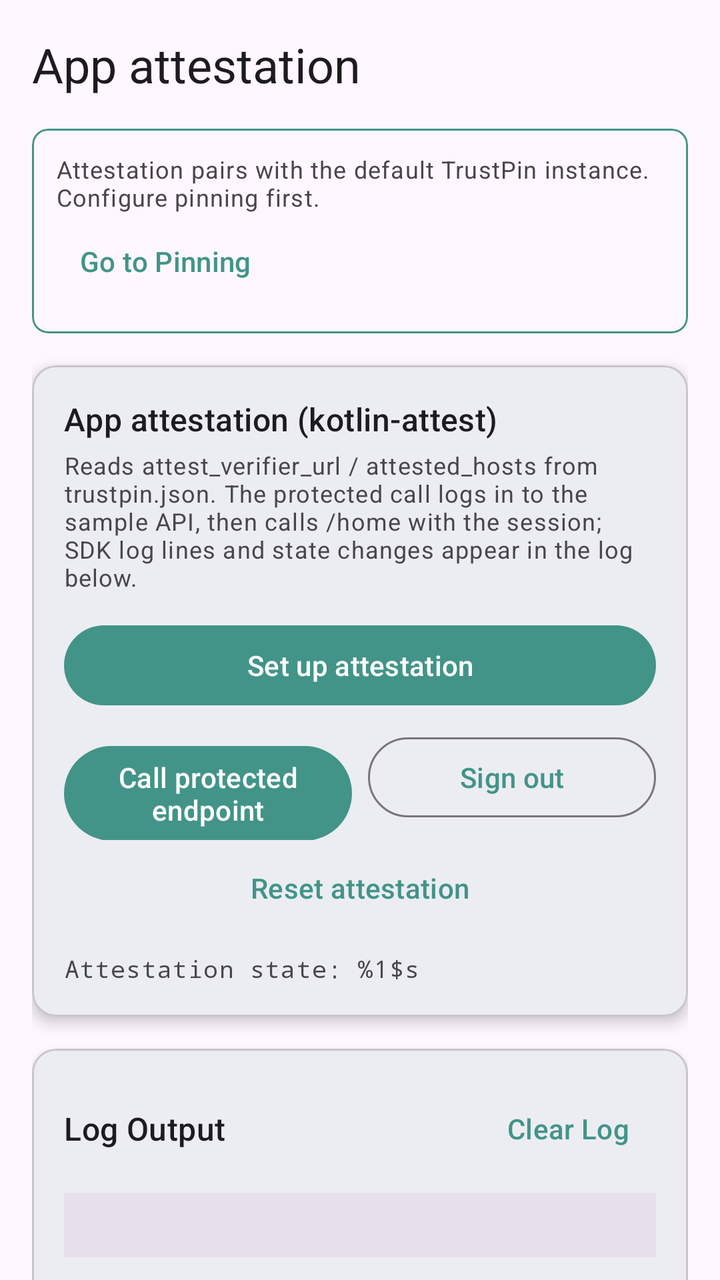
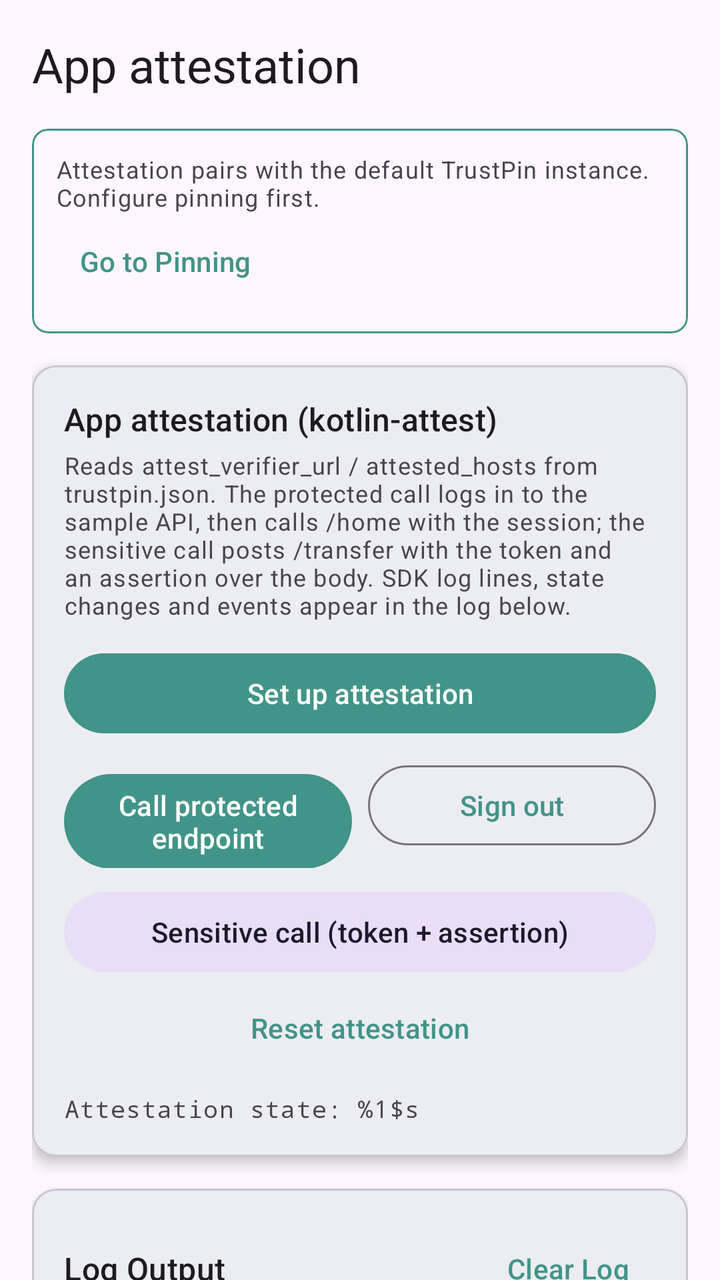

The first picture is an Android layout as it rendered before a commit; the second is the same layout after the commit. The layout source and the unified diff follow.
<!-- AndroidManifest.xml: application theme Theme.TrustPinSample -->
<!-- res/layout/tab_attestation.xml -->
<?xml version="1.0" encoding="utf-8"?>
<androidx.core.widget.NestedScrollView xmlns:android="http://schemas.android.com/apk/res/android"
    xmlns:app="http://schemas.android.com/apk/res-auto"
    android:layout_width="match_parent"
    android:layout_height="match_parent"
    android:fillViewport="true">

    <LinearLayout
        android:layout_width="match_parent"
        android:layout_height="wrap_content"
        android:orientation="vertical"
        android:padding="16dp">

        <TextView
            android:layout_width="match_parent"
            android:layout_height="wrap_content"
            android:layout_marginBottom="16dp"
            android:text="@string/tab_attestation_title"
            android:textAppearance="@style/TextAppearance.Material3.HeadlineSmall" />

        
        <com.google.android.material.card.MaterialCardView
            android:id="@+id/pinningRequiredBanner"
            android:layout_width="match_parent"
            android:layout_height="wrap_content"
            android:layout_marginBottom="16dp"
            app:cardCornerRadius="8dp"
            app:cardElevation="0dp"
            app:strokeColor="@color/md_theme_light_primary"
            app:strokeWidth="1dp">

            <LinearLayout
                android:layout_width="match_parent"
                android:layout_height="wrap_content"
                android:orientation="vertical"
                android:padding="12dp">

                <TextView
                    android:layout_width="match_parent"
                    android:layout_height="wrap_content"
                    android:text="@string/attestation_needs_pinning"
                    android:textAppearance="@style/TextAppearance.Material3.BodySmall" />

                <com.google.android.material.button.MaterialButton
                    android:id="@+id/btnGoToPinning"
                    style="@style/Widget.Material3.Button.TextButton"
                    android:layout_width="wrap_content"
                    android:layout_height="wrap_content"
                    android:text="@string/attestation_go_to_pinning" />
            </LinearLayout>
        </com.google.android.material.card.MaterialCardView>

        <com.google.android.material.card.MaterialCardView
            android:layout_width="match_parent"
            android:layout_height="wrap_content"
            android:layout_marginBottom="16dp"
            app:cardElevation="4dp">

            <LinearLayout
                android:layout_width="match_parent"
                android:layout_height="wrap_content"
                android:orientation="vertical"
                android:padding="16dp">

                <TextView
                    android:layout_width="match_parent"
                    android:layout_height="wrap_content"
                    android:text="@string/attestation_title"
                    android:textAppearance="@style/TextAppearance.Material3.TitleMedium" />

                <TextView
                    android:layout_width="match_parent"
                    android:layout_height="wrap_content"
                    android:layout_marginTop="4dp"
                    android:text="@string/attestation_caption"
                    android:textAppearance="@style/TextAppearance.Material3.BodySmall"
                    android:textColor="?android:attr/textColorSecondary" />

                <com.google.android.material.button.MaterialButton
                    android:id="@+id/btnSetupAttestation"
                    android:layout_width="match_parent"
                    android:layout_height="wrap_content"
                    android:layout_marginTop="12dp"
                    android:text="@string/attestation_setup" />

                <LinearLayout
                    android:layout_width="match_parent"
                    android:layout_height="wrap_content"
                    android:layout_marginTop="8dp"
                    android:orientation="horizontal">

                    <com.google.android.material.button.MaterialButton
                        android:id="@+id/btnCallProtected"
                        android:layout_width="0dp"
                        android:layout_height="wrap_content"
                        android:layout_weight="1"
                        android:text="@string/attestation_call_protected" />

                    <com.google.android.material.button.MaterialButton
                        android:id="@+id/btnSignOut"
                        style="@style/Widget.Material3.Button.OutlinedButton"
                        android:layout_width="0dp"
                        android:layout_height="wrap_content"
                        android:layout_marginStart="8dp"
                        android:layout_weight="1"
                        android:text="@string/attestation_sign_out" />
                </LinearLayout>

                <com.google.android.material.button.MaterialButton
                    android:id="@+id/btnResetAttestation"
                    style="@style/Widget.Material3.Button.TextButton"
                    android:layout_width="match_parent"
                    android:layout_height="wrap_content"
                    android:text="@string/attestation_reset" />

                <TextView
                    android:id="@+id/tvAttestationState"
                    android:layout_width="match_parent"
                    android:layout_height="wrap_content"
                    android:layout_marginTop="8dp"
                    android:fontFamily="monospace"
                    android:text="@string/attestation_state"
                    android:textAppearance="@style/TextAppearance.Material3.BodySmall" />
            </LinearLayout>
        </com.google.android.material.card.MaterialCardView>

        <include
            android:id="@+id/logCard"
            layout="@layout/card_log" />

    </LinearLayout>
</androidx.core.widget.NestedScrollView>
<!-- res/layout/card_log.xml (included above) -->
<?xml version="1.0" encoding="utf-8"?>
<com.google.android.material.card.MaterialCardView xmlns:android="http://schemas.android.com/apk/res/android"
    xmlns:app="http://schemas.android.com/apk/res-auto"
    android:layout_width="match_parent"
    android:layout_height="wrap_content"
    app:cardElevation="4dp">

    <LinearLayout
        android:layout_width="match_parent"
        android:layout_height="wrap_content"
        android:orientation="vertical"
        android:padding="16dp">

        <LinearLayout
            android:layout_width="match_parent"
            android:layout_height="wrap_content"
            android:gravity="center_vertical"
            android:orientation="horizontal">

            <TextView
                android:layout_width="0dp"
                android:layout_height="wrap_content"
                android:layout_weight="1"
                android:text="@string/log_output"
                android:textAppearance="@style/TextAppearance.Material3.TitleMedium" />

            <com.google.android.material.button.MaterialButton
                android:id="@+id/btnClearLog"
                style="@style/Widget.Material3.Button.TextButton"
                android:layout_width="wrap_content"
                android:layout_height="wrap_content"
                android:text="@string/clear_log" />
        </LinearLayout>

        <androidx.core.widget.NestedScrollView
            android:id="@+id/logScroll"
            android:layout_width="match_parent"
            android:layout_height="280dp"
            android:layout_marginTop="8dp"
            android:saveEnabled="false">

            <TextView
                android:id="@+id/tvLogOutput"
                android:layout_width="match_parent"
                android:layout_height="wrap_content"
                android:background="?attr/colorSurfaceVariant"
                android:fontFamily="monospace"
                android:padding="8dp"
                android:textColor="?attr/colorOnSurfaceVariant"
                android:textIsSelectable="true"
                android:textSize="12sp" />
        </androidx.core.widget.NestedScrollView>
    </LinearLayout>
</com.google.android.material.card.MaterialCardView>
<!-- resources referenced by this layout -->
<resources>
  <color name="md_theme_light_primary">#429488</color>
  <string name="attestation_call_protected">Call protected endpoint</string>
  <string name="attestation_caption">Reads attest_verifier_url / attested_hosts from trustpin.json. The protected call logs in to the sample API, then calls /home with the session; SDK log lines and state changes appear in the log below.</string>
  <string name="attestation_go_to_pinning">Go to Pinning</string>
  <string name="attestation_needs_pinning">Attestation pairs with the default TrustPin instance. Configure pinning first.</string>
  <string name="attestation_reset">Reset attestation</string>
  <string name="attestation_setup">Set up attestation</string>
  <string name="attestation_sign_out">Sign out</string>
  <string name="attestation_state">Attestation state: %1$s</string>
  <string name="attestation_title">App attestation (kotlin-attest)</string>
  <string name="clear_log">Clear Log</string>
  <string name="log_output">Log Output</string>
  <string name="tab_attestation_title">App attestation</string>
  <style name="Theme.TrustPinSample" parent="Base.Theme.TrustPinSample" />
  <style name="Base.Theme.TrustPinSample" parent="Theme.Material3.DayNight">
          
          <item name="colorPrimary">@color/md_theme_light_primary</item>
      </style>
</resources>

<!-- the commit's change to res/layout/tab_attestation.xml (unified diff, before → after) -->
@@ -107,6 +107,14 @@
                 </LinearLayout>
 
                 <com.google.android.material.button.MaterialButton
+                    android:id="@+id/btnCallSensitive"
+                    style="@style/Widget.Material3.Button.TonalButton"
+                    android:layout_width="match_parent"
+                    android:layout_height="wrap_content"
+                    android:layout_marginTop="8dp"
+                    android:text="@string/attestation_call_sensitive" />
+
+                <com.google.android.material.button.MaterialButton
                     android:id="@+id/btnResetAttestation"
                     style="@style/Widget.Material3.Button.TextButton"
                     android:layout_width="match_parent"
<!-- resource entries referenced after the edit -->
@@ -2,7 +2,8 @@
 <resources>
   <color name="md_theme_light_primary">#429488</color>
   <string name="attestation_call_protected">Call protected endpoint</string>
-  <string name="attestation_caption">Reads attest_verifier_url / attested_hosts from trustpin.json. The protected call logs in to the sample API, then calls /home with the session; SDK log lines and state changes appear in the log below.</string>
+  <string name="attestation_call_sensitive">Sensitive call (token + assertion)</string>
+  <string name="attestation_caption">Reads attest_verifier_url / attested_hosts from trustpin.json. The protected call logs in to the sample API, then calls /home with the session; the sensitive call posts /transfer with the token and an assertion over the body. SDK log lines, state changes and events appear in the log below.</string>
   <string name="attestation_go_to_pinning">Go to Pinning</string>
   <string name="attestation_needs_pinning">Attestation pairs with the default TrustPin instance. Configure pinning first.</string>
   <string name="attestation_reset">Reset attestation</string>
